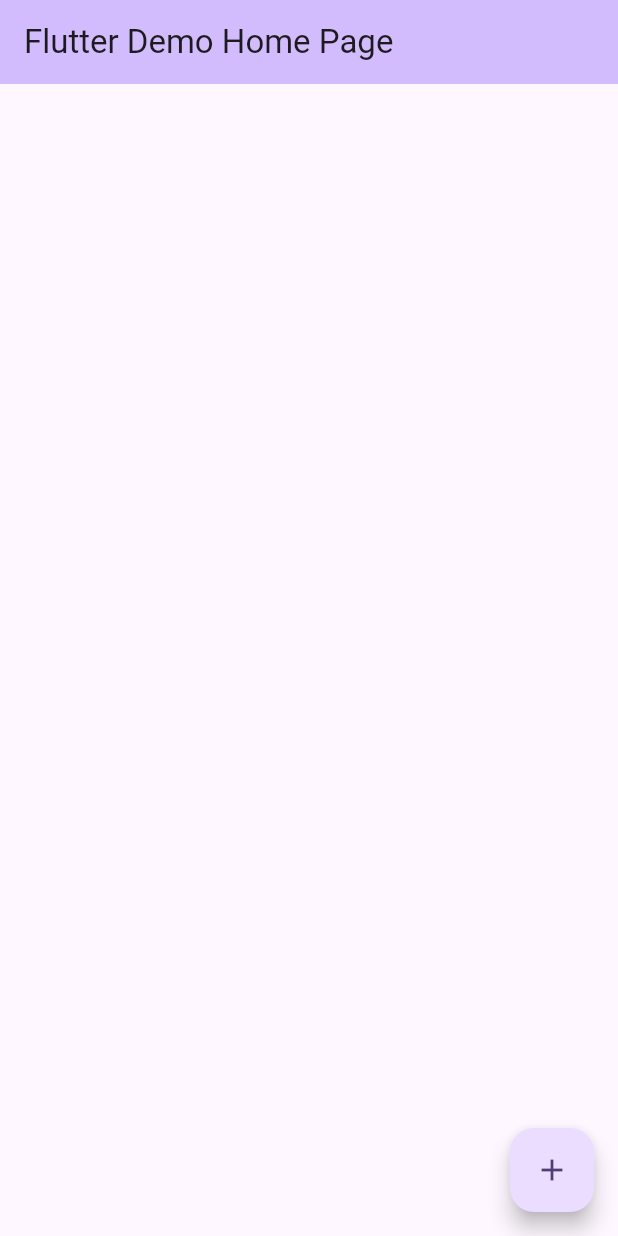
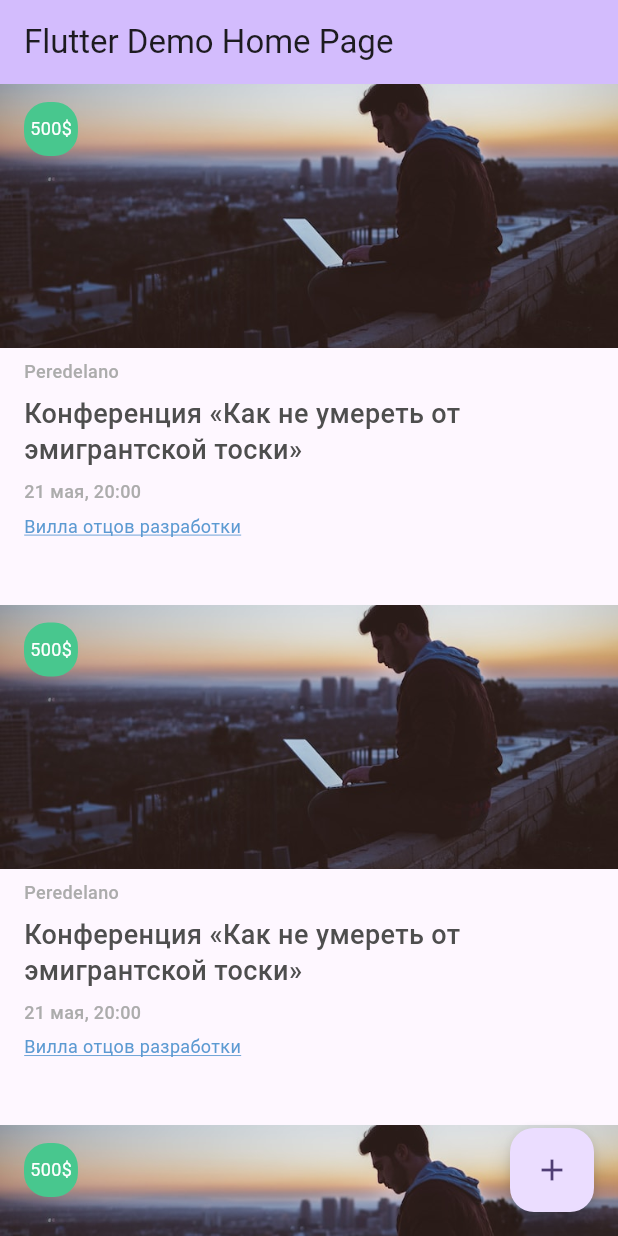
Before and after one commit to openworld-community/ows-events-mobile, a Flutter app: the screen it shows after launch, on a phone screen of 412 x 824 dp. Run offline on Flutter 3.47's test engine with Material 2 defaults, Android fonts, the phone set to English and light mode, and no system bars; our stand-ins replace dio, freezed_annotation, go_router, logger, retrofit; generated files the repository leaves out were written again; network calls fail.

Commit message:
Added EventListItem with example it in main, resources, assets

```diff
--- a/lib/main.dart
+++ b/lib/main.dart
@@ -4,6 +4,7 @@ import 'package:logger/logger.dart';
 import 'package:ows_events_mobile/features/events/data/EventsRepository.dart';
 import 'package:ows_events_mobile/features/events/data/api/EventsApi.dart';
 import 'package:ows_events_mobile/routing.dart';
+import 'package:ows_events_mobile/widgets/EventListItem.dart';
 
 final logger = Logger();
 
@@ -113,7 +114,17 @@ class _MyHomePageState extends State<MyHomePage> {
       ),
       body: ListView.builder(
         itemCount: 5,
-        itemBuilder: (context, index) {},
+        itemBuilder: (context, index) {
+          return EvenListItem(
+            title: 'Конференция «Как не умереть от эмигрантской тоски»',
+            description: 'Peredelano',
+            date: '21 мая, 20:00',
+            linkText: 'Вилла отцов разработки',
+            image: 'assets/images/test_image.jpg',
+            price: '500\$',
+            linkAction: () => {},
+          );
+        },
       ),
       floatingActionButton: FloatingActionButton(
         onPressed: _incrementCounter,
--- /dev/null
+++ b/lib/resources/colors.dart
@@ -0,0 +1,8 @@
+import 'dart:ui';
+
+class AppColors {
+  static const Color mainTextColor = Color(0xff4e4e4e);
+  static const Color secondTextColor = Color(0xffacacac);
+  static const Color linkTextColor = Color(0xff5c9ad2);
+  static const Color accent = Color(0xff48c78e);
+}
--- /dev/null
+++ b/lib/resources/text_styles.dart
@@ -0,0 +1,32 @@
+import 'package:flutter/material.dart';
+
+import 'colors.dart';
+
+class AppTextStyles {
+  static const TextStyle secondaryText = TextStyle(
+      fontSize: 12,
+      height: 16/12,
+      fontWeight: FontWeight.w500,
+      color: AppColors.secondTextColor
+  );
+  static const TextStyle mainTextStyle = TextStyle(
+      fontSize: 18,
+      height: 24/18,
+      fontWeight: FontWeight.w500,
+      color: AppColors.mainTextColor
+  );
+  static const TextStyle linkTextStyle = TextStyle(
+      fontSize: 12,
+      height: 14.52/12,
+      fontWeight: FontWeight.w400,
+      color: AppColors.linkTextColor,
+      decoration: TextDecoration.underline,
+      decorationColor: AppColors.linkTextColor
+  );
+  static const TextStyle priceTextStyle = TextStyle(
+      fontSize: 12,
+      height: 16/12,
+      fontWeight: FontWeight.w400,
+      color: Colors.white
+  );
+}
--- /dev/null
+++ b/lib/widgets/EventListItem.dart
@@ -0,0 +1,105 @@
+
+import 'package:flutter/material.dart';
+import 'package:ows_events_mobile/resources/colors.dart';
+import 'package:ows_events_mobile/resources/text_styles.dart';
+
+class EvenListItem extends StatelessWidget {
+  final String title;
+  final String description;
+  final String date;
+  final String price;
+  final String linkText;
+  final String image;
+  final VoidCallback linkAction;
+
+  const EvenListItem({
+    super.key,
+    required this.title,
+    required this.description,
+    required this.date,
+    required this.price,
+    required this.linkText,
+    required this.image,
+    required this.linkAction
+  });
+
+  @override
+  Widget build(BuildContext context) {
+    final screenSize = MediaQuery.of(context).size;
+    final isSmallSizeScreen = screenSize.width <= 500;
+    return Column(
+      children: [
+        Container(
+          width: isSmallSizeScreen ? double.infinity : 500,
+          height: 176,
+          child: Stack(
+            fit: StackFit.expand,
+            children: [
+              Image.asset(
+                  image,
+                  fit: BoxFit.fitWidth),
+              Positioned(
+                  top: 12,
+                  left: 16,
+                  child: Container(
+                    padding: const EdgeInsets.fromLTRB(4, 10, 4, 10),
+                    decoration: BoxDecoration(
+                        color: AppColors.accent,
+                        borderRadius: BorderRadius.circular(16)
+                    ),
+                    child: Text(
+                      price,
+                      style: AppTextStyles.priceTextStyle,
+                    ),
+                  )
+              )
+            ],
+          ),
+        ),
+        Container(
+          width: isSmallSizeScreen ? double.infinity : 500,
+          padding: const EdgeInsets.fromLTRB(16, 0, 15, 0),
+          alignment: Alignment.topLeft,
+          child: Column(
+            crossAxisAlignment: CrossAxisAlignment.start,
+            children: [
+              Padding(
+                padding: const EdgeInsets.fromLTRB(0, 8, 0, 8),
+                child:   Text(
+                  description,
+                  textAlign: TextAlign.left,
+                  style: AppTextStyles.secondaryText,
+                ),
+              ),
+              Padding(
+                padding: const EdgeInsets.fromLTRB(0, 0, 0, 8),
+                child: Text(
+                  title,
+                  textAlign: TextAlign.left,
+                  style: AppTextStyles.mainTextStyle,
+                ),
+              ),
+
+              Text(
+                date,
+                textAlign: TextAlign.left,
+                style: AppTextStyles.secondaryText,
+              ),
+              Padding(
+                  padding: const EdgeInsets.fromLTRB(0, 8, 0, 44),
+                  child: GestureDetector(
+                      onTap: linkAction,
+                      child: Text(
+                        linkText,
+                        textAlign: TextAlign.left,
+                        style: AppTextStyles.linkTextStyle,
+                      )
+                  )
+              )
+            ],
+          ),
+        )
+      ],
+    );
+  }
+}
--- a/pubspec.yaml
+++ b/pubspec.yaml
@@ -63,6 +63,8 @@ dev_dependencies:
 
 # The following section is specific to Flutter packages.
 flutter:
+  assets:
+    - assets/images/
 
   # The following line ensures that the Material Icons font is
   # included with your application, so that you can use the icons in
```
Also changed, not shown: assets/images/test_image.jpg (added).
